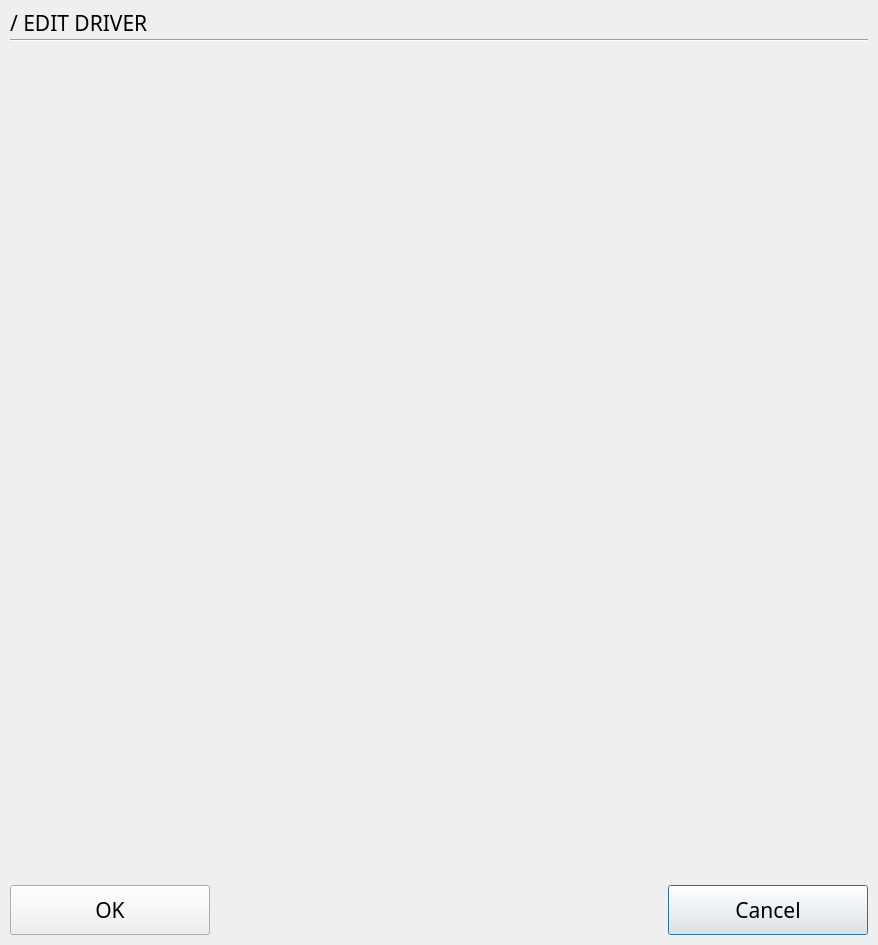
Above: trunk/QTimeTrial/resources/ui/dialogeditdriver.ui from flomar/rFactor2TimeTrial before the change. Below: the same form after it.
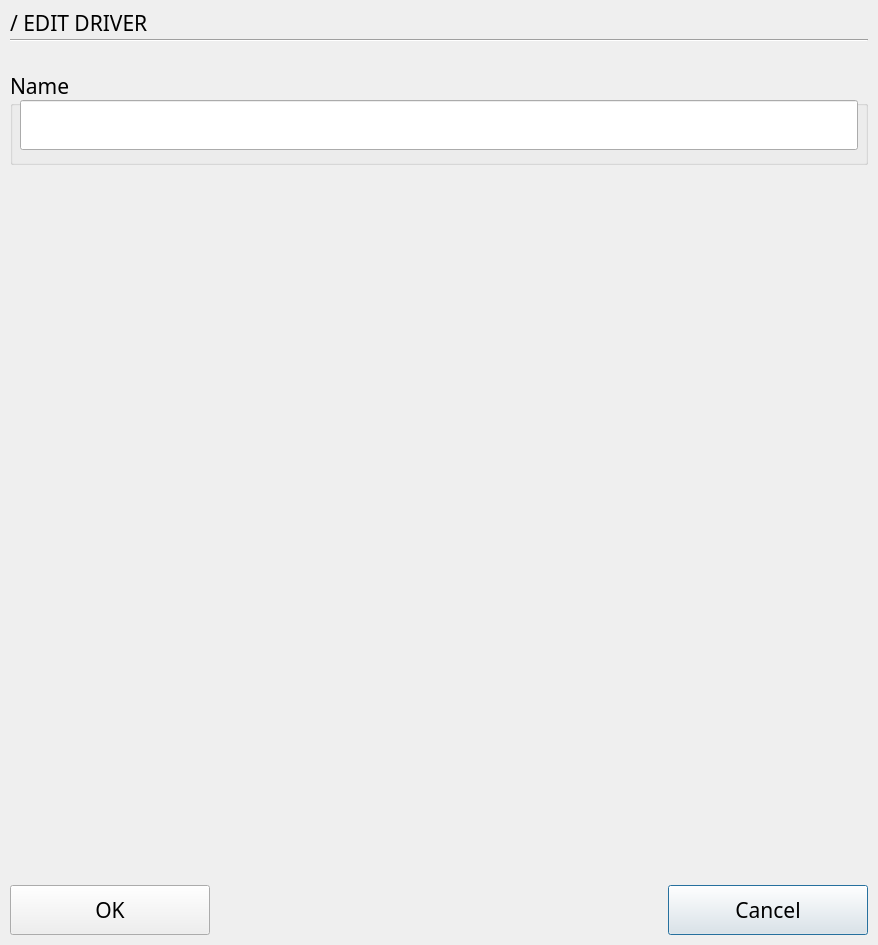
That is the form after the change.

Commit message: heavily extended GUI implementation, drivers can now be created/deleted through the user interface

```diff
--- a/trunk/QTimeTrial/resources/ui/dialogeditdriver.ui
+++ b/trunk/QTimeTrial/resources/ui/dialogeditdriver.ui
@@ -91,6 +91,46 @@
     <string>OK</string>
    </property>
   </widget>
+  <widget class="QGroupBox" name="groupBoxDriverName">
+   <property name="geometry">
+    <rect>
+     <x>10</x>
+     <y>70</y>
+     <width>858</width>
+     <height>95</height>
+    </rect>
+   </property>
+   <property name="font">
+    <font>
+     <pointsize>16</pointsize>
+    </font>
+   </property>
+   <property name="title">
+    <string>Name</string>
+   </property>
+   <widget class="QLineEdit" name="lineEditDriverName">
+    <property name="geometry">
+     <rect>
+      <x>10</x>
+      <y>30</y>
+      <width>838</width>
+      <height>50</height>
+     </rect>
+    </property>
+    <property name="font">
+     <font>
+      <family>Bitwise</family>
+      <pointsize>16</pointsize>
+     </font>
+    </property>
+    <property name="text">
+     <string/>
+    </property>
+    <property name="readOnly">
+     <bool>true</bool>
+    </property>
+   </widget>
+  </widget>
  </widget>
  <resources/>
  <connections/>
```
The commit also changes 10 other files.
